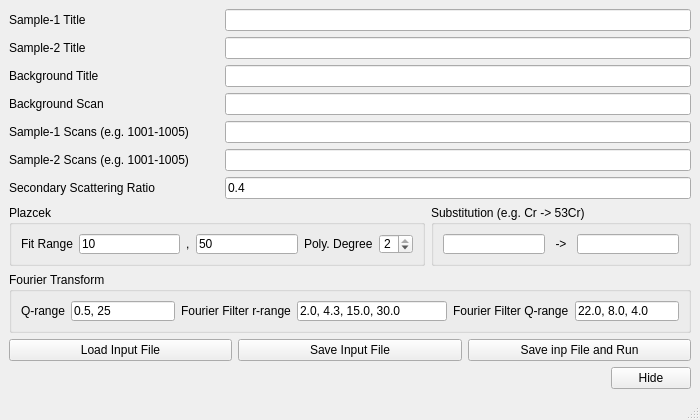
Qt form addie/ui/isoRepGui.ui (neutrons/addie) before a commit.
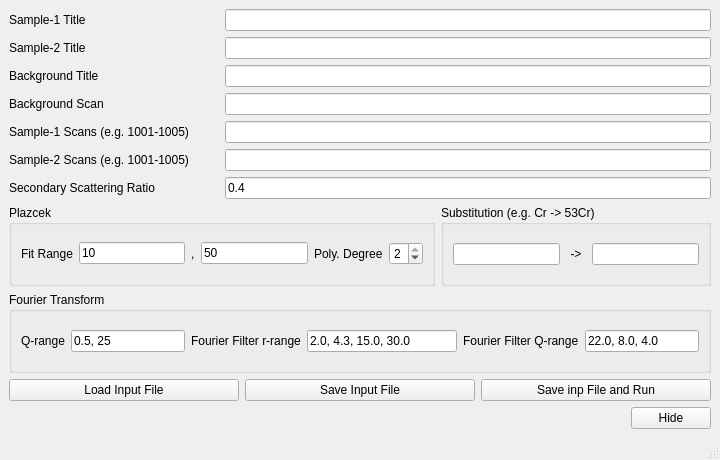
The same form after that commit.

Commit message: New GUI windows adjusted

What changed in the file:
```diff
--- a/addie/ui/isoRepGui.ui
+++ b/addie/ui/isoRepGui.ui
@@ -7,19 +7,19 @@
     <x>0</x>
     <y>0</y>
     <width>600</width>
-    <height>420</height>
+    <height>460</height>
    </rect>
   </property>
   <property name="minimumSize">
    <size>
-    <width>700</width>
-    <height>420</height>
+    <width>720</width>
+    <height>460</height>
    </size>
   </property>
   <property name="maximumSize">
    <size>
     <width>16777215</width>
-    <height>420</height>
+    <height>460</height>
    </size>
   </property>
   <property name="windowTitle">
```
